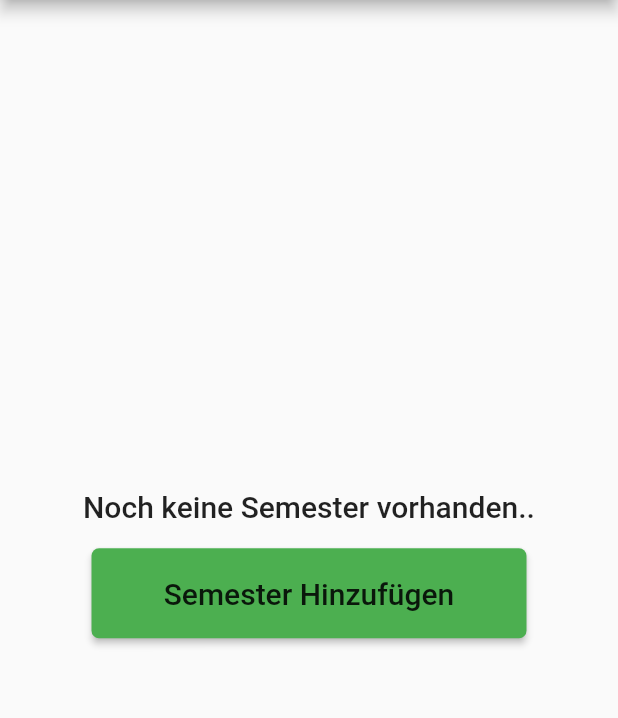
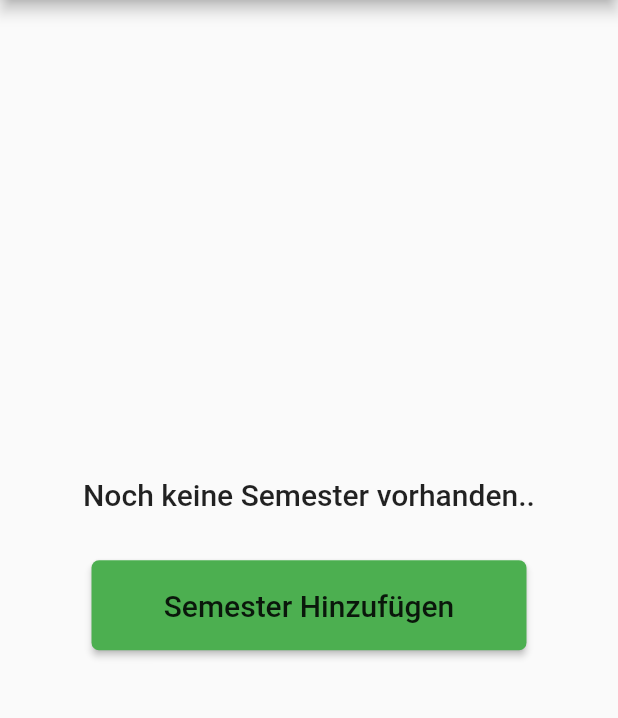
Before and after one commit to Dimibe/study-planner, a Flutter app: the screen it shows after launch, after a tap on the "menu" icon, after a tap on "Semester Übersicht", on a phone screen of 412 x 824 dp, the part 84-802 px from its top. Run offline on Flutter 3.47's test engine with Material 2 defaults, Android fonts, the phone set to English and light mode, and no system bars; our stand-ins replace charts_flutter, shared_preferences; missing offline and left inert: flutter_material_color_picker; generated files the repository leaves out were written again.

Commit message:
Refactored semester overview page

```diff
--- a/lib/pages/SemesterOverview.page.dart
+++ b/lib/pages/SemesterOverview.page.dart
@@ -45,12 +45,14 @@ class _SemesterOverviewPageState extends State<SemesterOverviewPage> {
             ),
           );
         } else {
-          content.addAll(_getSemesterData());
+          content.add(Container(
+              constraints: BoxConstraints(maxWidth: 1000),
+              child: Wrap(children: _getSemesterData())));
         }
         content.add(
           CWButton(
             label: 'Semester Hinzufügen',
-            padding: const EdgeInsets.only(top: 16.0, bottom: 16.0),
+            padding: const EdgeInsets.only(top: 32.0, bottom: 16.0),
             onPressed: () async {
               var res = await showDialog(
                   barrierDismissible: false,
```
Also changed, not shown: lib/widgets/SPDataTable.dart (+11 -3 lines).
